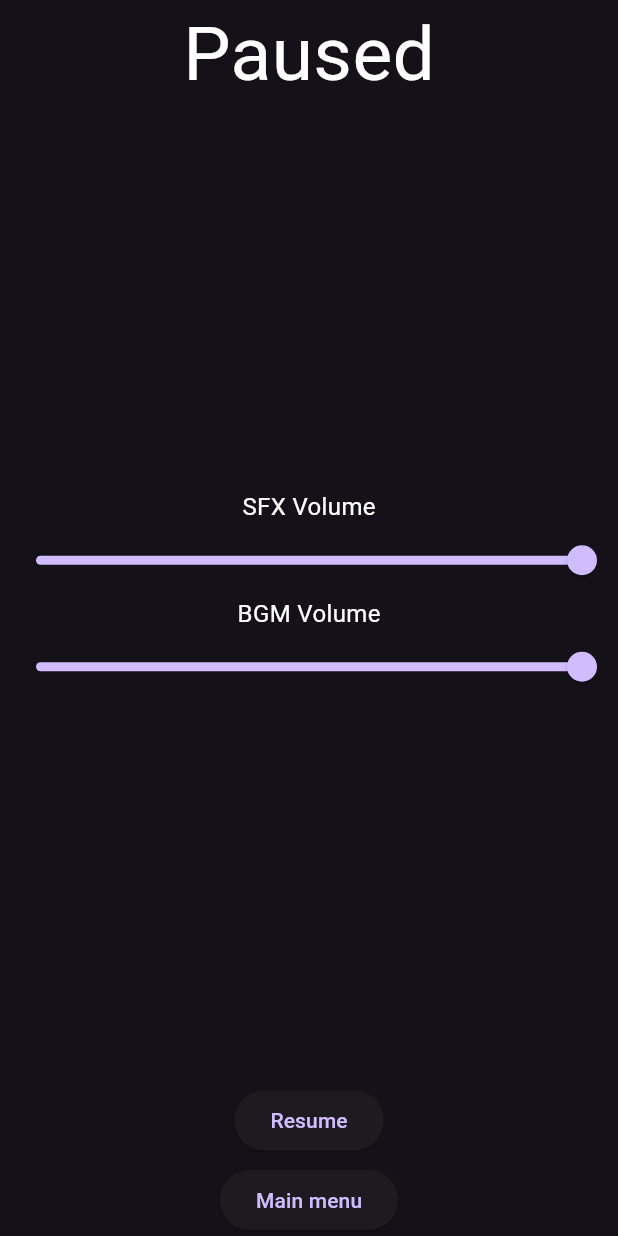
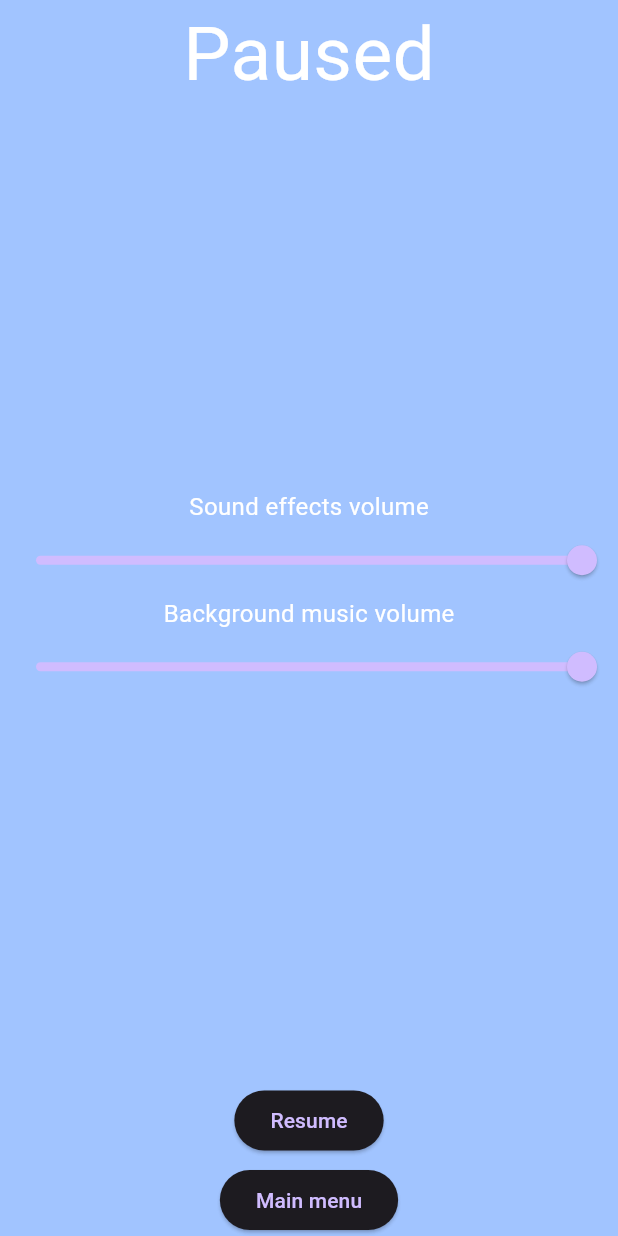
Before and after one commit to tonthatminhthanh/oss_mainframe_warfare, a Flutter app: the PauseMenu screen opened directly with empty values, on a phone screen of 412 x 824 dp. Run offline on Flutter 3.47's test engine with Material 3 defaults, Android fonts, the phone set to English and light mode, and no system bars; our stand-ins replace cloud_firestore, firebase_auth, firebase_core, firebase_storage, google_sign_in, screenshot and 3 more; missing offline and left inert: flame, flame_audio, flame_tiled; accounts and stored records are empty; Roboto replaces fonts that are missing (Silver).

```diff
--- a/lib/ui/widget_overlay/pause_menu.dart
+++ b/lib/ui/widget_overlay/pause_menu.dart
@@ -16,6 +16,7 @@ class PauseMenu extends StatelessWidget {
   @override
   Widget build(BuildContext context) {
     return Scaffold(
+      backgroundColor: Colors.blueAccent.withOpacity(0.5),
       body: Center(
         child: Column(
           crossAxisAlignment: CrossAxisAlignment.center,
--- a/lib/ui/widget_overlay/volume_slider.dart
+++ b/lib/ui/widget_overlay/volume_slider.dart
@@ -16,7 +16,7 @@ class _VolumeSliderState extends State<VolumeSlider> {
           mainAxisAlignment: MainAxisAlignment.center,
           crossAxisAlignment: CrossAxisAlignment.center,
           children: [
-            Text("SFX Volume",
+            Text("Sound effects volume",
                 style: TextStyle(
                     fontWeight: FontWeight.normal,
                     decoration: TextDecoration.none,
@@ -31,7 +31,7 @@ class _VolumeSliderState extends State<VolumeSlider> {
                   },
               ),
             ),
-            Text("BGM Volume",
+            Text("Background music volume",
                 style: TextStyle(
                     fontWeight: FontWeight.normal,
                     decoration: TextDecoration.none,
```
Also changed, not shown: lib/actors/directors/match_director.dart (+9 -1 lines).
